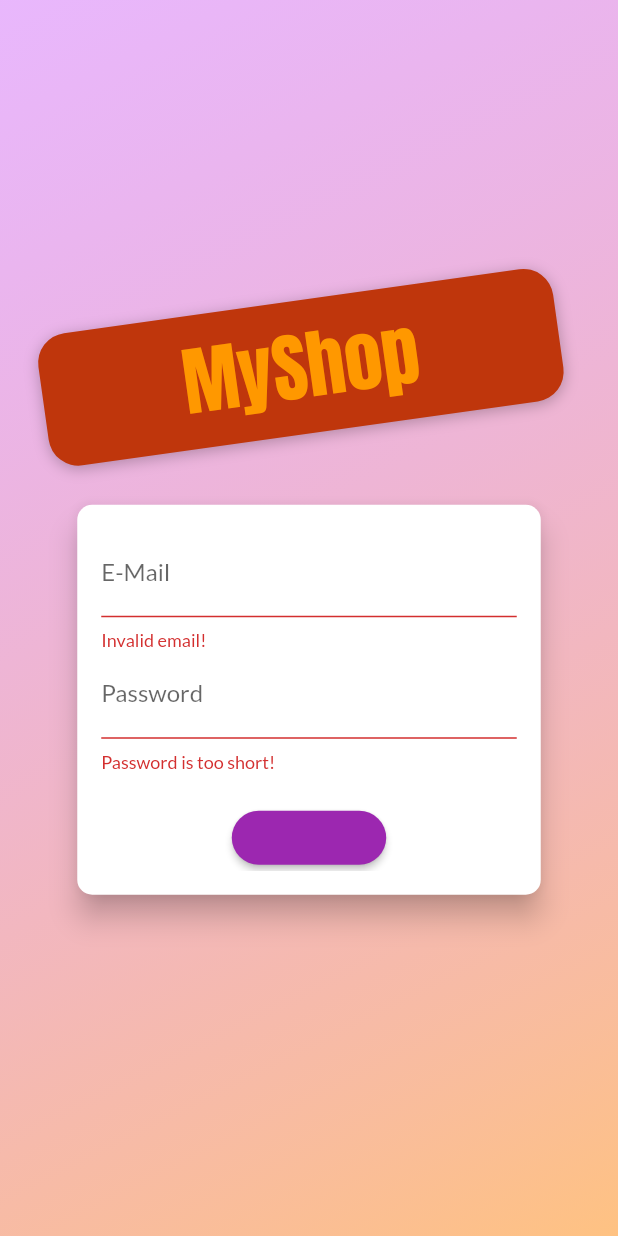
After one commit to Shashank0271/shop-app, a Flutter app: the AuthScreen screen opened directly, after a tap on "LOGIN", on a phone screen of 412 x 824 dp. The commit adds this screen. Run offline on Flutter 3.47's test engine with Material 2 defaults, Android fonts, the phone set to English and light mode, and no system bars; network calls fail.

Commit message:
added auth screen

```diff
--- a/lib/Provider/cart.dart
+++ b/lib/Provider/cart.dart
@@ -14,7 +14,7 @@ class CartItem {
 }
 
 class Cart with ChangeNotifier {
-  Map<String, CartItem> _items = {};
+  final Map<String, CartItem> _items = {};
 
   Map<String, CartItem> get items {
     return {..._items};
--- a/lib/Provider/products_provider.dart
+++ b/lib/Provider/products_provider.dart
@@ -1,5 +1,4 @@
 import 'dart:io';
-
 import 'package:flutter/cupertino.dart';
 import 'package:my_shop_app/Provider/product.dart';
 import 'package:http/http.dart' as http;
@@ -24,11 +23,11 @@ class Products with ChangeNotifier {
         'https://flash-chat-94daf-default-rtdb.asia-southeast1.firebasedatabase.app/products.json');
     try {
       var response = await http.get(url);
-      // print(response.statusCode);
-      final extractedData =
-          json.decode(response.body); // as Map<String, dynamic>;
+
+      final extractedData = json.decode(response.body);
+      //this is a map with string as key and each value is a map with different product properties as keys
       if (extractedData == null) return Future.value(null);
-      // print(extractedData);
+
       final List<Product> loadedProducts = [];
       extractedData.forEach((prodId, prodData) {
         loadedProducts.add(Product(
@@ -43,7 +42,7 @@ class Products with ChangeNotifier {
       _items = loadedProducts;
       notifyListeners();
     } catch (error) {
-      throw (error);
+      rethrow;
     }
   }
 
@@ -74,8 +73,8 @@ class Products with ChangeNotifier {
       ));
       notifyListeners();
     } catch (error) {
-      print(error.toString());
-      throw error;
+      // print(error.toString());
+      rethrow;
     }
   }
 
@@ -98,13 +97,14 @@ class Products with ChangeNotifier {
   Future<void> deleteProduct(String id) async {
     var existingProductIndex = _items.indexWhere((element) => element.id == id);
     Product? existingProduct = _items[existingProductIndex];
+
     _items.removeWhere((element) => element.id == id);
     notifyListeners();
+
     final url = Uri.parse(
         'https://flash-chat-94daf-default-rtdb.asia-southeast1.firebasedatabase.app/products/$id.json');
-    // ignore: unused_local_variable
+    final response = await http.delete(url);
 
-    final response = await http.delete(url);
     print(response.statusCode);
     if (response.statusCode >= 400) {
       _items.insert(existingProductIndex, existingProduct);
--- /dev/null
+++ b/lib/Screens/auth_screen.dart
@@ -0,0 +1,229 @@
+import 'dart:math';
+
+import 'package:flutter/material.dart';
+
+enum AuthMode { Signup, Login }
+
+class AuthScreen extends StatelessWidget {
+  static const routeName = '/auth';
+
+  @override
+  Widget build(BuildContext context) {
+    final deviceSize = MediaQuery.of(context).size;
+    // final transformConfig = Matrix4.rotationZ(-8 * pi / 180);
+    // transformConfig.translate(-10.0);
+    return Scaffold(
+      // resizeToAvoidBottomInset: false,
+      body: Stack(
+        children: <Widget>[
+          Container(
+            decoration: BoxDecoration(
+              gradient: LinearGradient(
+                colors: [
+                  const Color.fromRGBO(215, 117, 255, 1).withOpacity(0.5),
+                  const Color.fromRGBO(255, 188, 117, 1).withOpacity(0.9),
+                ],
+                begin: Alignment.topLeft,
+                end: Alignment.bottomRight,
+                stops: const [0, 1],
+              ),
+            ),
+          ),
+          SingleChildScrollView(
+            child: Container(
+              height: deviceSize.height,
+              width: deviceSize.width,
+              child: Column(
+                mainAxisAlignment: MainAxisAlignment.center,
+                crossAxisAlignment: CrossAxisAlignment.center,
+                children: <Widget>[
+                  Flexible(
+                    child: Container(
+                      margin: const EdgeInsets.only(bottom: 20.0),
+                      padding: const EdgeInsets.symmetric(
+                          vertical: 8.0, horizontal: 94.0),
+                      transform: Matrix4.rotationZ(-8 * pi / 180)
+                        ..translate(-10.0),
+                      // ..translate(-10.0),
+                      decoration: BoxDecoration(
+                        borderRadius: BorderRadius.circular(20),
+                        color: Colors.deepOrange.shade900,
+                        boxShadow: const [
+                          BoxShadow(
+                            blurRadius: 8,
+                            color: Colors.black26,
+                            offset: Offset(0, 2),
+                          )
+                        ],
+                      ),
+                      child: Text(
+                        'MyShop',
+                        style: TextStyle(
+                          color: Theme.of(context).colorScheme.secondary,
+                          fontSize: 50,
+                          fontFamily: 'Anton',
+                          fontWeight: FontWeight.normal,
+                        ),
+                      ),
+                    ),
+                  ),
+                  Flexible(
+                    flex: deviceSize.width > 600 ? 2 : 1,
+                    child: const AuthCard(),
+                  ),
+                ],
+              ),
+            ),
+          ),
+        ],
+      ),
+    );
+  }
+}
+
+class AuthCard extends StatefulWidget {
+  const AuthCard({Key? key}) : super(key: key);
+
+  @override
+  _AuthCardState createState() => _AuthCardState();
+}
+
+class _AuthCardState extends State<AuthCard> {
+  final GlobalKey<FormState> _formKey = GlobalKey();
+  AuthMode _authMode = AuthMode.Login;
+  final Map<String, String> _authData = {
+    'email': '',
+    'password': '',
+  };
+  var _isLoading = false;
+  final _passwordController = TextEditingController();
+
+  void _submit() {
+    if (!_formKey.currentState!.validate()) {
+      // Invalid!
+      return;
+    }
+    _formKey.currentState!.save();
+    setState(() {
+      _isLoading = true;
+    });
+    if (_authMode == AuthMode.Login) {
+      // Log user in
+    } else {
+      // Sign user up
+    }
+    setState(() {
+      _isLoading = false;
+    });
+  }
+
+  void _switchAuthMode() {
+    if (_authMode == AuthMode.Login) {
+      setState(() {
+        _authMode = AuthMode.Signup;
+      });
+    } else {
+      setState(() {
+        _authMode = AuthMode.Login;
+      });
+    }
+  }
+
+  @override
+  Widget build(BuildContext context) {
+    final deviceSize = MediaQuery.of(context).size;
+    return Card(
+      shape: RoundedRectangleBorder(
+        borderRadius: BorderRadius.circular(10.0),
+      ),
+      elevation: 8.0,
+      child: Container(
+        height: _authMode == AuthMode.Signup ? 320 : 260,
+        constraints:
+            BoxConstraints(minHeight: _authMode == AuthMode.Signup ? 320 : 260),
+        width: deviceSize.width * 0.75,
+        padding: const EdgeInsets.all(16.0),
+        child: Form(
+          key: _formKey,
+          child: SingleChildScrollView(
+            child: Column(
+              children: <Widget>[
+                TextFormField(
+                  decoration: const InputDecoration(labelText: 'E-Mail'),
+                  keyboardType: TextInputType.emailAddress,
+                  validator: (value) {
+                    if (value!.isEmpty || !value.contains('@')) {
+                      return 'Invalid email!';
+                    }
+                    return null;
+                  },
+                  onSaved: (value) {
+                    _authData['email'] = value!;
+                  },
+                ),
+                TextFormField(
+                  decoration: const InputDecoration(labelText: 'Password'),
+                  obscureText: true,
+                  controller: _passwordController,
+                  validator: (value) {
+                    if (value!.isEmpty || value.length < 5) {
+                      return 'Password is too short!';
+                    }
+                    return null;
+                  },
+                  onSaved: (value) {
+                    _authData['password'] = value!;
+                  },
+                ),
+                if (_authMode == AuthMode.Signup)
+                  TextFormField(
+                    enabled: _authMode == AuthMode.Signup,
+                    decoration:
+                        const InputDecoration(labelText: 'Confirm Password'),
+                    obscureText: true,
+                    validator: _authMode == AuthMode.Signup
+                        ? (value) {
+                            if (value != _passwordController.text) {
+                              return 'Passwords do not match!';
+                            }
+                            return null;
+                          }
+                        : null,
+                  ),
+                const SizedBox(height: 20),
+                if (_isLoading)
+                  const CircularProgressIndicator()
+                else
+                  ElevatedButton(
+                    child:
+                        Text(_authMode == AuthMode.Login ? 'LOGIN' : 'SIGN UP'),
+                    onPressed: _submit,
+                    style: ElevatedButton.styleFrom(
+                      shape: RoundedRectangleBorder(
+                        borderRadius: BorderRadius.circular(30),
+                      ),
+                      padding: const EdgeInsets.symmetric(
+                          horizontal: 30.0, vertical: 8.0),
+                      primary: Theme.of(context).colorScheme.primary,
+                      onPrimary: Theme.of(context).colorScheme.primary,
+                    ),
+                  ),
+                TextButton(
+                  child: Text(
+                      '${_authMode == AuthMode.Login ? 'SIGNUP' : 'LOGIN'} INSTEAD'),
+                  onPressed: _switchAuthMode,
+                  style: TextButton.styleFrom(
+                    padding: const EdgeInsets.symmetric(
+                        horizontal: 30.0, vertical: 4),
+                    tapTargetSize: MaterialTapTargetSize.shrinkWrap,
+                    onSurface: Theme.of(context).primaryColor,
+                  ),
+                ),
+              ],
+            ),
+          ),
+        ),
+      ),
+    );
+  }
+}
--- a/lib/Screens/cart_screen.dart
+++ b/lib/Screens/cart_screen.dart
@@ -56,7 +56,6 @@ class CartScreen extends StatelessWidget {
             child: ListView.builder(
               itemCount: cart.numberOfItems,
               itemBuilder: (context, index) => CartItemWidget(
-                // ==>
                 productId: cart.items.keys.toList()[index],
                 id: cart.items.values.toList()[index].id,
                 title: cart.items.values.toList()[index].title,
--- a/lib/Screens/product_details_screen.dart
+++ b/lib/Screens/product_details_screen.dart
@@ -1,4 +1,3 @@
-import 'package:flutter/cupertino.dart';
 import 'package:flutter/material.dart';
 import 'package:provider/provider.dart';
 import '/Provider/products_provider.dart';
--- a/lib/main.dart
+++ b/lib/main.dart
@@ -1,4 +1,3 @@
-import 'package:flutter/cupertino.dart';
 import 'package:flutter/material.dart';
 import 'package:flutter/services.dart';
 import 'package:my_shop_app/Screens/products_overview_screen.dart';
@@ -37,13 +36,13 @@ class MyApp extends StatelessWidget {
             textTheme: const TextTheme(
               headline6: TextStyle(color: Colors.white),
             )),
-        home: ProductsOverviewScreen(),
+        home: const ProductsOverviewScreen(),
         routes: {
           ProductDetailsScreen.routeName: (context) => ProductDetailsScreen(),
-          CartScreen.routeName: (context) => CartScreen(),
-          OrdersScreen.routeName: (context) => OrdersScreen(),
+          CartScreen.routeName: (context) => const CartScreen(),
+          OrdersScreen.routeName: (context) => const OrdersScreen(),
           UserProductsScreen.routeName: (context) => UserProductsScreen(),
-          EditProductsScreen.routeName: (context) => EditProductsScreen(),
+          EditProductsScreen.routeName: (context) => const EditProductsScreen(),
         },
       ),
       providers: [
--- a/pubspec.yaml
+++ b/pubspec.yaml
@@ -37,7 +37,7 @@ dependencies:
   provider: ^6.0.2
   intl: ^0.17.0
   http: ^0.13.4
-
+  firebase_auth: ^3.1.1
 dev_dependencies:
   flutter_test:
     sdk: flutter
```
Also changed, not shown: lib/Widgets/user_product_item.dart (deleted), pubspec.lock, 2 other files.
